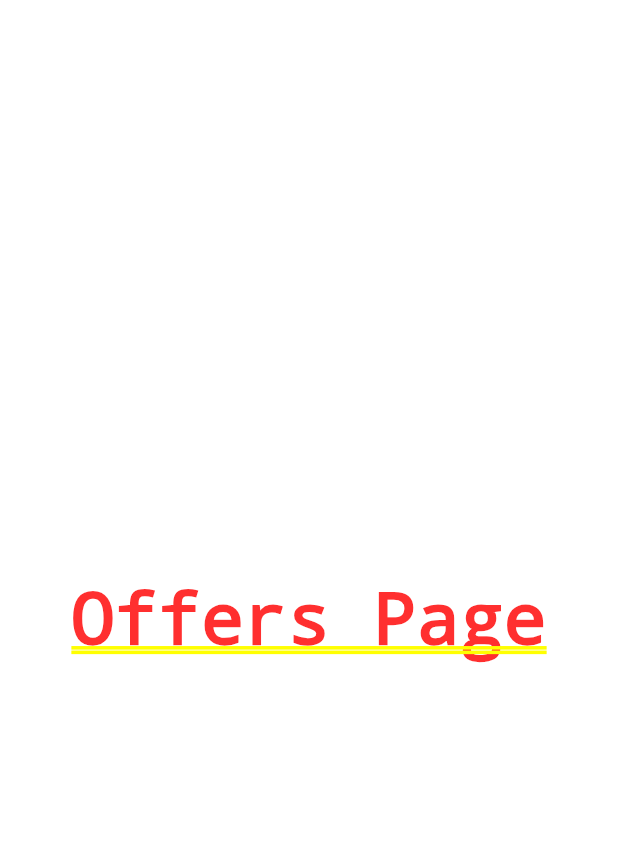
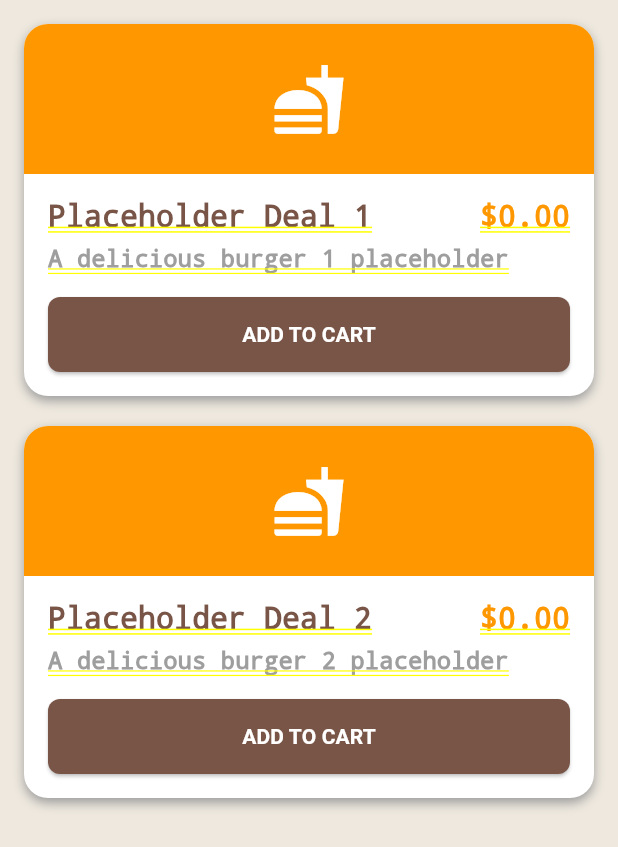
Before and after one commit to k-kukes/YumBurger, a Flutter app: the screen it shows after launch, after a tap on "View All Offers", on a phone screen of 412 x 824 dp. Shown: the top 847 px of the screen. Run offline on Flutter 3.47's test engine with Material 3 defaults, Android fonts, the light colour scheme and no system bars; our stand-ins replace cloud_firestore, firebase_core, google_fonts; accounts and stored records are empty.

Commit message:
added offers page

```diff
--- a/yum_burger/lib/Views/offers.dart
+++ b/yum_burger/lib/Views/offers.dart
@@ -1,8 +1,108 @@
 import 'package:flutter/material.dart';
 
 class OffersPage extends StatelessWidget {
+  const OffersPage({super.key});
+
   @override
   Widget build(BuildContext context) {
-    return Center(child: Text('Offers Page'));
+    final List<Map<String, dynamic>> offers = [
+      {
+        "name": "Placeholder Deal 1",
+        "description": "A delicious burger 1 placeholder",
+        "price": 0.00,
+      },
+      {
+        "name": "Placeholder Deal 2",
+        "description": "A delicious burger 2 placeholder",
+        "price": 0.00,
+      },
+    ];
+
+    return Container(
+      color: const Color(0xFFEEE8DE),
+      child: ListView.builder(
+        padding: const EdgeInsets.all(16),
+        itemCount: offers.length,
+        itemBuilder: (context, index) {
+          final offer = offers[index];
+          return Container(
+            margin: const EdgeInsets.only(bottom: 20),
+            decoration: BoxDecoration(
+              color: Colors.white,
+              borderRadius: BorderRadius.circular(16),
+              boxShadow: const [
+                BoxShadow(
+                  color: Colors.grey,
+                  blurRadius: 5,
+                  offset: Offset(0, 3),
+                ),
+              ],
+            ),
+            child: Column(
+              crossAxisAlignment: CrossAxisAlignment.start,
+              children: [
+                Container(
+                  height: 100,
+                  decoration: const BoxDecoration(
+                    color: Colors.orange,
+                    borderRadius: BorderRadius.vertical(top: Radius.circular(16)),
+                  ),
+                  child: const Center(
+                    child: Icon(Icons.fastfood, size: 50, color: Colors.white),
+                  ),
+                ),
+                Padding(
+                  padding: const EdgeInsets.all(16.0),
+                  child: Column(
+                    crossAxisAlignment: CrossAxisAlignment.start,
+                    children: [
+                      Row(
+                        mainAxisAlignment: MainAxisAlignment.spaceBetween,
+                        children: [
+                          Text(
+                            offer['name'],
+                            style: const TextStyle(fontSize: 20, fontWeight: FontWeight.bold, color: Colors.brown),
+                          ),
+                          Text(
+                            "\$${offer['price'].toStringAsFixed(2)}",
+                            style: const TextStyle(fontSize: 20, fontWeight: FontWeight.bold, color: Colors.orange),
+                          ),
+                        ],
+                      ),
+                      const SizedBox(height: 8),
+                      Text(
+                        offer['description'],
+                        style: const TextStyle(color: Colors.grey, fontSize: 16),
+                      ),
+                      const SizedBox(height: 16),
+                      SizedBox(
+                        width: double.infinity,
+                        height: 50,
+                        child: ElevatedButton(
+                          style: ElevatedButton.styleFrom(
+                            backgroundColor: Colors.brown,
+                            foregroundColor: Colors.white,
+                            shape: RoundedRectangleBorder(borderRadius: BorderRadius.circular(8)),
+                          ),
+                          onPressed: () {
+                            ScaffoldMessenger.of(context).showSnackBar(
+                              SnackBar(
+                                content: Text("Added ${offer['name']} to cart!"),
+                                backgroundColor: Colors.green,
+                              ),
+                            );
+                          },
+                          child: const Text("ADD TO CART", style: TextStyle(fontWeight: FontWeight.bold)),
+                        ),
+                      ),
+                    ],
+                  ),
+                ),
+              ],
+            ),
+          );
+        },
+      ),
+    );
   }
 }
```
